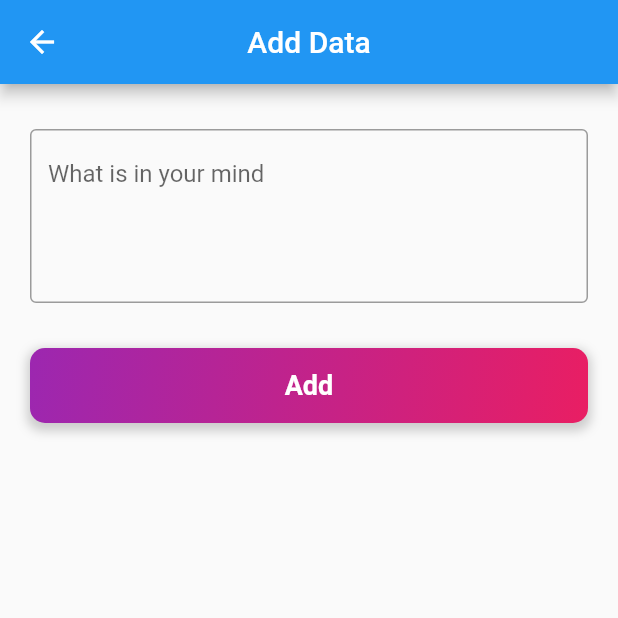
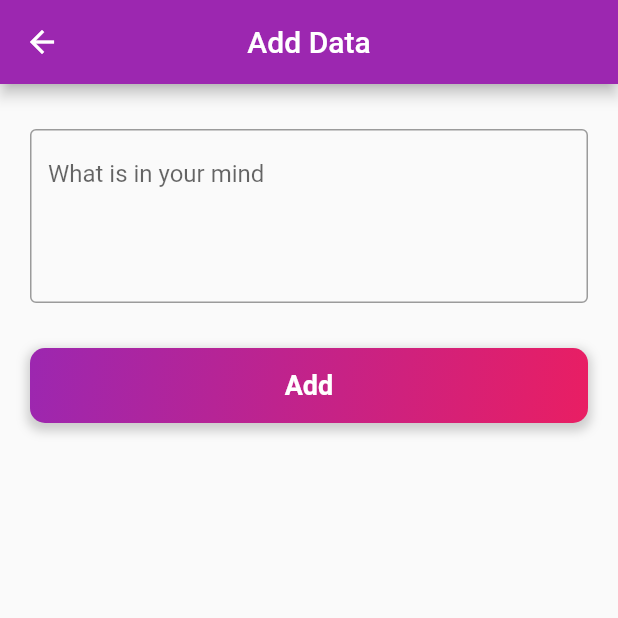
Before and after one commit to asadullah43/crud-app, a Flutter app: the DataScreen screen opened by its route, after a tap on the "add" icon, on a phone screen of 412 x 824 dp, the top half of it. Run offline on Flutter 3.47's test engine with Material 2 defaults, Android fonts, the phone set to English and light mode, and no system bars; our stand-ins replace another_flushbar, cloud_firestore, firebase_auth, firebase_core, fluttertoast; accounts and stored records are empty.

Commit message:
customized code

```diff
--- a/lib/res/components/round_button.dart
+++ b/lib/res/components/round_button.dart
@@ -1,3 +1,4 @@
+import 'package:crud_app/res/constant.dart';
 import 'package:flutter/material.dart';
 
 class RoundButton extends StatelessWidget {
@@ -19,30 +20,19 @@ class RoundButton extends StatelessWidget {
       child: Container(
         height: 50,
         decoration: BoxDecoration(
-          gradient: const LinearGradient(
-            colors: [Colors.purple, Colors.pink],
-            begin: Alignment.topLeft,
-            end: Alignment.bottomRight,
-          ),
-          boxShadow: [
-            BoxShadow(
-              color: Colors.grey.withOpacity(0.5),
-              spreadRadius: 2,
-              blurRadius: 5,
-              offset: const Offset(0, 3),
-            ),
-          ],
+          gradient: Constant.kRoundBtnGradient,
+          boxShadow: Constant.kRoundBtnShadow,
           borderRadius: BorderRadius.circular(10),
         ),
         child: Center(
           child: loading
               ? const CircularProgressIndicator(
-                  color: Colors.white,
+                  color: Constant.kWhiteColor,
                 )
               : Text(
                   title,
                   style: const TextStyle(
-                    color: Colors.white,
+                    color: Constant.kWhiteColor,
                     fontWeight: FontWeight.bold,
                     fontSize: 18,
                   ),
--- /dev/null
+++ b/lib/res/constant.dart
@@ -0,0 +1,38 @@
+import 'package:flutter/material.dart';
+
+class Constant {
+  static const kWhiteColor = Colors.white;
+  static const kBlackColor = Colors.black;
+  static const kBlueColor = Colors.blue;
+
+  static const kErrorBarIndicatorColor = Colors.red;
+  static final kErrorBackgroundGradient = LinearGradient(
+    colors: [Colors.red.shade900, Colors.red.shade600],
+  );
+
+  static const kErrorBoxShadows = [
+    BoxShadow(
+      color: Color(0x7F000000),
+      spreadRadius: 2,
+      blurRadius: 10,
+      offset: Offset(0, 3),
+    ),
+  ];
+
+  static const kSuccessToastBackgroundColor = Colors.green;
+
+  static final kRoundBtnShadow = [
+    BoxShadow(
+      color: Colors.grey.withOpacity(0.5),
+      spreadRadius: 2,
+      blurRadius: 5,
+      offset: const Offset(0, 3),
+    ),
+  ];
+  static const kRoundBtnGradient = LinearGradient(
+    colors: [Colors.purple, Colors.pink],
+    begin: Alignment.topLeft,
+    end: Alignment.bottomRight,
+  );
+  static const kAppbarClr = Colors.purple;
+}
--- a/lib/view/add_data_screen.dart
+++ b/lib/view/add_data_screen.dart
@@ -4,6 +4,8 @@ import 'package:crud_app/utils/routes/routes_name.dart';
 import 'package:crud_app/utils/utils.dart';
 import 'package:firebase_auth/firebase_auth.dart';
 import 'package:flutter/material.dart';
+
+import '../res/constant.dart';
 
 class AddDataScreen extends StatefulWidget {
   const AddDataScreen({super.key});
@@ -23,6 +25,7 @@ class _AddDataScreenState extends State<AddDataScreen> {
       appBar: AppBar(
         title: const Text('Add Data'),
         centerTitle: true,
+        backgroundColor: Constant.kAppbarClr,
       ),
       body: Padding(
         padding: const EdgeInsets.symmetric(horizontal: 20),
--- a/lib/view/data_screen.dart
+++ b/lib/view/data_screen.dart
@@ -3,6 +3,7 @@ import 'package:crud_app/utils/routes/routes_name.dart';
 import 'package:firebase_auth/firebase_auth.dart';
 import 'package:flutter/material.dart';
 
+import '../res/constant.dart';
 import '../utils/utils.dart';
 import '../view_model/signout_view_model.dart';
 
@@ -25,8 +26,9 @@ class _DataScreenState extends State<DataScreen> {
     return Scaffold(
       appBar: AppBar(
         automaticallyImplyLeading: false,
+        backgroundColor: Constant.kAppbarClr,
         centerTitle: true,
-        title: const Text('Post screen firestore'),
+        title: const Text('Post Screen'),
         actions: [
           IconButton(
             onPressed: () {
@@ -37,11 +39,18 @@ class _DataScreenState extends State<DataScreen> {
           const SizedBox(width: 10),
         ],
       ),
-      floatingActionButton: FloatingActionButton(
-        onPressed: () {
-          Navigator.pushNamed(context, RoutesName.addData);
-        },
-        child: const Icon(Icons.add),
+      floatingActionButton: Container(
+        decoration: const BoxDecoration(
+          gradient: Constant.kRoundBtnGradient,
+          shape: BoxShape.circle,
+        ),
+        child: FloatingActionButton(
+          onPressed: () {
+            Navigator.pushNamed(context, RoutesName.addData);
+          },
+          backgroundColor: Colors.transparent,
+          child: const Icon(Icons.add),
+        ),
       ),
       body: Column(
         children: [
@@ -70,6 +79,7 @@ class _DataScreenState extends State<DataScreen> {
                         mainAxisSize: MainAxisSize.min,
                         children: [
                           IconButton(
+                            color: Constant.kBlueColor,
                             onPressed: () {
                               showEditDialog(title,
                                   snapshot.data!.docs[index].id.toString());
@@ -77,6 +87,7 @@ class _DataScreenState extends State<DataScreen> {
                             icon: const Icon(Icons.edit),
                           ),
                           IconButton(
+                            color: Constant.kErrorBarIndicatorColor,
                             onPressed: () {
                               showDeleteDialog(
                                   snapshot.data!.docs[index].id.toString());
@@ -102,17 +113,19 @@ class _DataScreenState extends State<DataScreen> {
         context: context,
         builder: (BuildContext context) {
           return AlertDialog(
-              title: const Text('Update'),
+              title: const Text('Update Your Post'),
               content: TextField(
                 controller: editController,
-                decoration: const InputDecoration(hintText: 'Edit here'),
               ),
               actions: [
                 TextButton(
                   onPressed: () {
                     Navigator.pop(context);
                   },
-                  child: const Text('Cancel'),
+                  child: const Text(
+                    'Cancel',
+                    style: TextStyle(color: Constant.kErrorBarIndicatorColor),
+                  ),
                 ),
                 TextButton(
                     onPressed: () async {
@@ -145,7 +158,9 @@ class _DataScreenState extends State<DataScreen> {
               onPressed: () {
                 Navigator.pop(context);
               },
-              child: const Text('Cancel'),
+              child: const Text(
+                'Cancel',
+              ),
             ),
             TextButton(
               onPressed: () async {
@@ -158,8 +173,9 @@ class _DataScreenState extends State<DataScreen> {
                 });
                 Navigator.pushNamed(context, RoutesName.dataScreen);
               },
-              child: const Text('Delete'),
-            ),
+              child: const Text('Delete',
+                  style: TextStyle(color: Constant.kErrorBarIndicatorColor)),
+            )
           ],
         );
       },
```
Also changed, not shown: lib/utils/utils.dart (+9 -16 lines), lib/view/auth/forgot_password.dart (+6 -3 lines), lib/view/auth/login_screen.dart (+7 -6 lines), lib/view/auth/signup_screen.dart (+5 -4 lines), lib/view_model/login_view_model.dart (renamed from lib/view_model/login_services.dart), lib/view_model/signup_view_model.dart (renamed from lib/view_model/signup_services.dart), pubspec.lock.
